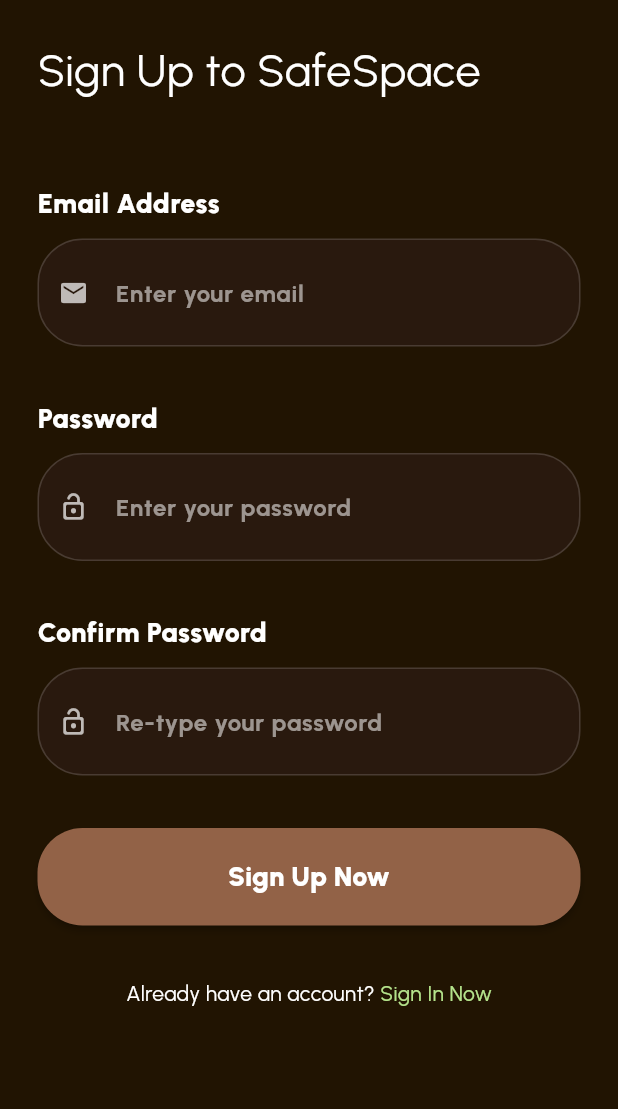
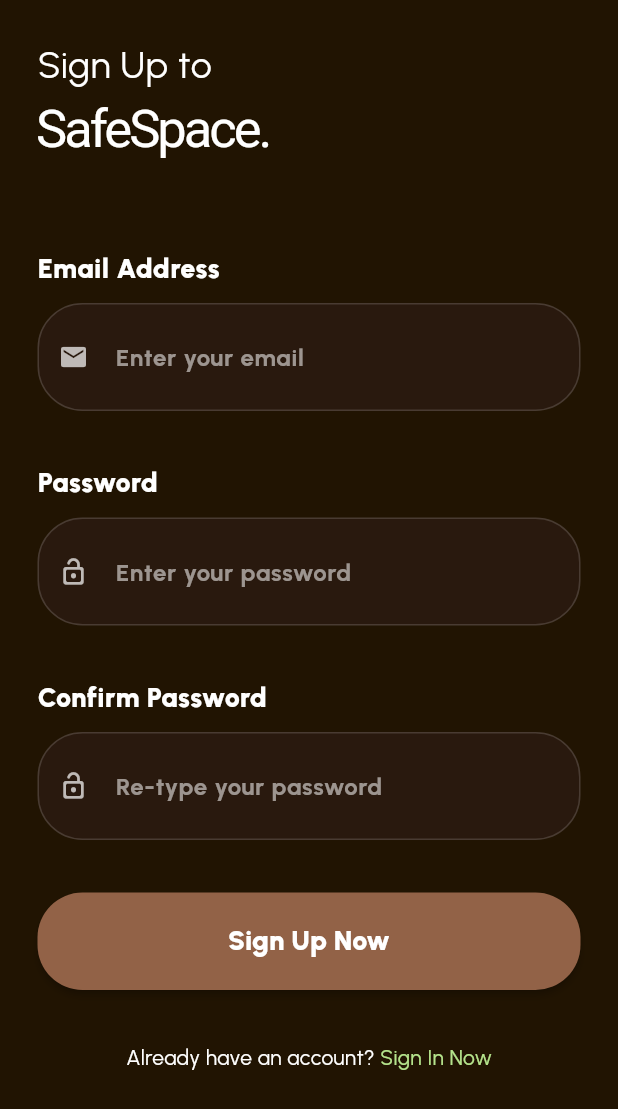
Before and after one commit to Shubham-Pandya16/SafeSpace, a Flutter app: the screen it shows after launch, after a tap on "Sign Up Now", on a phone screen of 412 x 824 dp. Shown: the top 1109 px of the screen. Run offline on Flutter 3.47's test engine with Material 3 defaults, Android fonts, the phone set to English and light mode, and no system bars; our stand-ins replace cloud_firestore, firebase_auth, firebase_core, google_fonts; accounts and stored records are empty; network calls fail.

Commit message:
FireAuth Authentication Implementation with Signout

```diff
--- a/lib/controller/auth_gate.dart
+++ b/lib/controller/auth_gate.dart
@@ -0,0 +1,31 @@
+import 'package:firebase_auth/firebase_auth.dart';
+import 'package:flutter/material.dart';
+import 'package:safe_space/view/screens/login_page.dart';
+
+import '../view/screens/home_page.dart';
+
+class AuthGate extends StatefulWidget {
+  const AuthGate({super.key});
+
+  @override
+  State<AuthGate> createState() => _AuthGateState();
+}
+
+class _AuthGateState extends State<AuthGate> {
+  @override
+  Widget build(BuildContext context) {
+    return StreamBuilder<User?>(
+      stream: FirebaseAuth.instance.authStateChanges(),
+      builder: (_, snapshot) {
+        print("AUTHGATE USER: ${snapshot.data}");
+        if (snapshot.connectionState == ConnectionState.waiting) {
+          return Scaffold(body: Center(child: CircularProgressIndicator()));
+        }
+        if (snapshot.hasData) {
+          return HomePage();
+        }
+        return LoginPage();
+      },
+    );
+  }
+}
--- a/lib/main.dart
+++ b/lib/main.dart
@@ -1,8 +1,12 @@
+import 'package:firebase_core/firebase_core.dart';
 import 'package:flutter/material.dart';
 import 'package:google_fonts/google_fonts.dart';
 import 'package:safe_space/view/screens/splash_screen.dart';
 
-void main() {
+Future<void> main() async {
+  WidgetsFlutterBinding.ensureInitialized();
+  await Firebase.initializeApp();
+
   runApp(const MyApp());
 }
 
--- a/lib/view/screens/login_page.dart
+++ b/lib/view/screens/login_page.dart
@@ -1,24 +1,38 @@
 import 'package:flutter/material.dart';
+import 'package:safe_space/controller/auth_services.dart';
 import 'package:safe_space/model/colors.dart';
 import 'package:safe_space/view/screens/signup_page.dart';
 import 'package:safe_space/view/widgets/cMaterialButton.dart';
 import 'package:safe_space/view/widgets/cTextField.dart';
 
 class LoginPage extends StatefulWidget {
-  const LoginPage({super.key});
+  LoginPage({super.key});
 
   @override
   State<LoginPage> createState() => _LoginPageState();
 }
 
 class _LoginPageState extends State<LoginPage> {
+  final emailController = TextEditingController();
+
+  final passwordController = TextEditingController();
+
+  @override
+  void dispose() {
+    emailController.dispose();
+    passwordController.dispose();
+    super.dispose();
+  }
+
+  final AuthController _authController = AuthController();
+
   @override
   Widget build(BuildContext context) {
     return Scaffold(
-      backgroundColor: const Color(0xFF211402),
+      backgroundColor: Color(0xFF211402),
       body: Center(
         child: Padding(
-          padding: const EdgeInsets.all(25.0),
+          padding: EdgeInsets.all(25.0),
           child: Column(
             mainAxisAlignment: MainAxisAlignment.center,
             crossAxisAlignment: CrossAxisAlignment.start,
@@ -33,12 +47,13 @@ class _LoginPageState extends State<LoginPage> {
                   fontWeight: FontWeight.w900,
                 ),
               ),
-              const SizedBox(height: 10),
-              const GlowingTextField(
+              SizedBox(height: 10),
+              GlowingTextField(
                 hint: "Enter your email",
                 icon: Icons.email,
+                textController: emailController,
               ),
-              const SizedBox(height: 35),
+              SizedBox(height: 35),
               Text(
                 "Password",
                 style: TextStyle(
@@ -47,14 +62,24 @@ class _LoginPageState extends State<LoginPage> {
                   fontWeight: FontWeight.w900,
                 ),
               ),
-              const SizedBox(height: 10),
-              const GlowingTextField(
+              SizedBox(height: 10),
+              GlowingTextField(
                 hint: "Enter your password",
                 icon: Icons.lock_open_rounded,
                 isPassword: true,
+                textController: passwordController,
               ),
-              const SizedBox(height: 35),
-              cMaterialButton(buttonFunction: () {}, text: "Sign In"),
+              SizedBox(height: 35),
+              cMaterialButton(
+                onPressed: () {
+                  _authController.signIn(
+                    context,
+                    email: emailController.text,
+                    password: passwordController.text,
+                  );
+                },
+                text: "Sign In",
+              ),
               SizedBox(height: 35),
               Row(
                 mainAxisAlignment: MainAxisAlignment.center,
@@ -65,9 +90,9 @@ class _LoginPageState extends State<LoginPage> {
                   ),
                   GestureDetector(
                     onTap: () {
-                      Navigator.push(
-                        context,
-                        MaterialPageRoute(builder: (_) => SignupPage()),
+                      Navigator.of(context).pushAndRemoveUntil(
+                        MaterialPageRoute(builder: (context) => SignupPage()),
+                        (Route<dynamic> route) => false,
                       );
                     },
                     child: Text(
--- a/lib/view/screens/signup_page.dart
+++ b/lib/view/screens/signup_page.dart
@@ -1,16 +1,34 @@
 import 'package:flutter/material.dart';
 import 'package:safe_space/model/colors.dart';
+import 'package:safe_space/view/screens/login_page.dart';
+import 'package:safe_space/view/widgets/cLogo.dart';
 import 'package:safe_space/view/widgets/cMaterialButton.dart';
 import 'package:safe_space/view/widgets/cTextField.dart';
 
+import '../../controller/auth_services.dart';
+
 class SignupPage extends StatefulWidget {
-  const SignupPage({super.key});
+  SignupPage({super.key});
 
   @override
   State<SignupPage> createState() => _SignupPageState();
 }
 
 class _SignupPageState extends State<SignupPage> {
+  final AuthController authController = AuthController();
+
+  final emailController = TextEditingController();
+  final passwordController = TextEditingController();
+  final confirmPasswordController = TextEditingController();
+
+  @override
+  void dispose() {
+    emailController.dispose();
+    passwordController.dispose();
+    confirmPasswordController.dispose();
+    super.dispose();
+  }
+
   @override
   Widget build(BuildContext context) {
     return Scaffold(
@@ -19,12 +37,18 @@ class _SignupPageState extends State<SignupPage> {
         children: [
           Center(
             child: Padding(
-              padding: const EdgeInsets.all(25.0),
+              padding: EdgeInsets.all(25.0),
               child: Column(
                 mainAxisAlignment: MainAxisAlignment.center,
                 crossAxisAlignment: CrossAxisAlignment.start,
                 children: [
-                  Text("Sign Up to SafeSpace", style: TextStyle(fontSize: 30)),
+                  Column(
+                    crossAxisAlignment: CrossAxisAlignment.start,
+                    children: [
+                      Text("Sign Up to ", style: TextStyle(fontSize: 25)),
+                      cLogo(fontSize: 35),
+                    ],
+                  ),
                   SizedBox(height: 55),
                   Text(
                     "Email Address",
@@ -34,12 +58,13 @@ class _SignupPageState extends State<SignupPage> {
                       fontWeight: FontWeight.w900,
                     ),
                   ),
-                  const SizedBox(height: 10),
-                  const GlowingTextField(
+                  SizedBox(height: 10),
+                  GlowingTextField(
                     hint: "Enter your email",
                     icon: Icons.email,
+                    textController: emailController,
                   ),
-                  const SizedBox(height: 35),
+                  SizedBox(height: 35),
                   Text(
                     "Password",
                     style: TextStyle(
@@ -48,13 +73,14 @@ class _SignupPageState extends State<SignupPage> {
                       fontWeight: FontWeight.w900,
                     ),
                   ),
-                  const SizedBox(height: 10),
-                  const GlowingTextField(
+                  SizedBox(height: 10),
+                  GlowingTextField(
                     hint: "Enter your password",
                     icon: Icons.lock_open_rounded,
                     isPassword: true,
+                    textController: passwordController,
                   ),
-                  const SizedBox(height: 35),
+                  SizedBox(height: 35),
                   Text(
                     "Confirm Password",
                     style: TextStyle(
@@ -63,16 +89,36 @@ class _SignupPageState extends State<SignupPage> {
                       fontWeight: FontWeight.w900,
                     ),
                   ),
-                  const SizedBox(height: 10),
-                  const GlowingTextField(
+                  SizedBox(height: 10),
+                  GlowingTextField(
                     hint: "Re-type your password",
                     icon: Icons.lock_open_rounded,
                     isPassword: true,
+                    textController: confirmPasswordController,
                   ),
 
-                  const SizedBox(height: 35),
+                  SizedBox(height: 35),
+                  cMaterialButton(
+                    text: "Sign Up Now",
+                    onPressed: () {
+                      if (passwordController.text.trim() !=
+                          confirmPasswordController.text.trim()) {
+                        ScaffoldMessenger.of(context).showSnackBar(
+                          const SnackBar(
+                            content: Text("Passwords do not match"),
+                          ),
+                        );
+                        return;
+                      }
 
-                  cMaterialButton(buttonFunction: () {}, text: "Sign Up Now"),
+                      authController.signUp(
+                        context,
+                        email: emailController.text,
+                        password: passwordController.text,
+                      );
+                    },
+                  ),
+
                   SizedBox(height: 35),
                   Row(
                     mainAxisAlignment: MainAxisAlignment.center,
@@ -83,9 +129,11 @@ class _SignupPageState extends State<SignupPage> {
                       ),
                       GestureDetector(
                         onTap: () {
-                          Navigator.push(
-                            context,
-                            MaterialPageRoute(builder: (_) => SignupPage()),
+                          Navigator.of(context).pushAndRemoveUntil(
+                            MaterialPageRoute(
+                              builder: (context) => LoginPage(),
+                            ),
+                            (Route<dynamic> route) => false,
                           );
                         },
                         child: Text(
--- a/lib/view/screens/splash_screen.dart
+++ b/lib/view/screens/splash_screen.dart
@@ -1,7 +1,7 @@
 import 'dart:async';
 
 import 'package:flutter/material.dart';
-import 'package:safe_space/view/screens/login_page.dart';
+import 'package:safe_space/controller/auth_gate.dart';
 import 'package:safe_space/view/widgets/cLogo.dart';
 
 class SplashScreen extends StatefulWidget {
@@ -26,7 +26,7 @@ class _SplashScreenState extends State<SplashScreen> {
 
   nextScreen() {
     Navigator.of(context).pushAndRemoveUntil(
-      MaterialPageRoute(builder: (context) => LoginPage()),
+      MaterialPageRoute(builder: (context) => AuthGate()),
       (Route<dynamic> route) => false,
     );
   }
--- a/lib/view/widgets/cMaterialButton.dart
+++ b/lib/view/widgets/cMaterialButton.dart
@@ -1,30 +1,26 @@
 import 'package:flutter/material.dart';
 
-class cMaterialButton extends StatefulWidget {
-  final Function() buttonFunction;
-  final text;
+class cMaterialButton extends StatelessWidget {
+  final String text;
+  final VoidCallback onPressed;
+
   const cMaterialButton({
     super.key,
-    required this.buttonFunction,
     required this.text,
+    required this.onPressed,
   });
 
   @override
-  State<cMaterialButton> createState() => _cMaterialButtonState();
-}
-
-class _cMaterialButtonState extends State<cMaterialButton> {
-  @override
   Widget build(BuildContext context) {
     return MaterialButton(
-      onPressed: widget.buttonFunction,
+      onPressed: onPressed,
       minWidth: double.infinity,
       height: 65,
-      color: Color(0xFF926247),
+      color: const Color(0xFF926247),
       shape: RoundedRectangleBorder(borderRadius: BorderRadius.circular(30)),
       child: Text(
-        widget.text,
-        style: TextStyle(
+        text,
+        style: const TextStyle(
           color: Colors.white,
           fontSize: 18,
           fontWeight: FontWeight.w900,
--- a/lib/view/widgets/cTextField.dart
+++ b/lib/view/widgets/cTextField.dart
@@ -4,12 +4,14 @@ import 'package:safe_space/model/colors.dart';
 class GlowingTextField extends StatefulWidget {
   final String hint;
   final IconData icon;
+  final TextEditingController textController;
   final bool isPassword;
 
   const GlowingTextField({
     super.key,
     required this.hint,
     required this.icon,
+    required this.textController,
     this.isPassword = false,
   });
 
@@ -57,6 +59,7 @@ class _GlowingTextFieldState extends State<GlowingTextField> {
     // child:
     TextFormField(
       // focusNode: _focusNode,
+      controller: widget.textController,
       keyboardType: TextInputType.emailAddress,
       obscureText: widget.isPassword,
       style: const TextStyle(color: Colors.white, fontSize: 16),
```
Also changed, not shown: lib/controller/auth_services.dart (added, +93 -0 lines), lib/view/screens/home_page.dart (+17 -0 lines).
